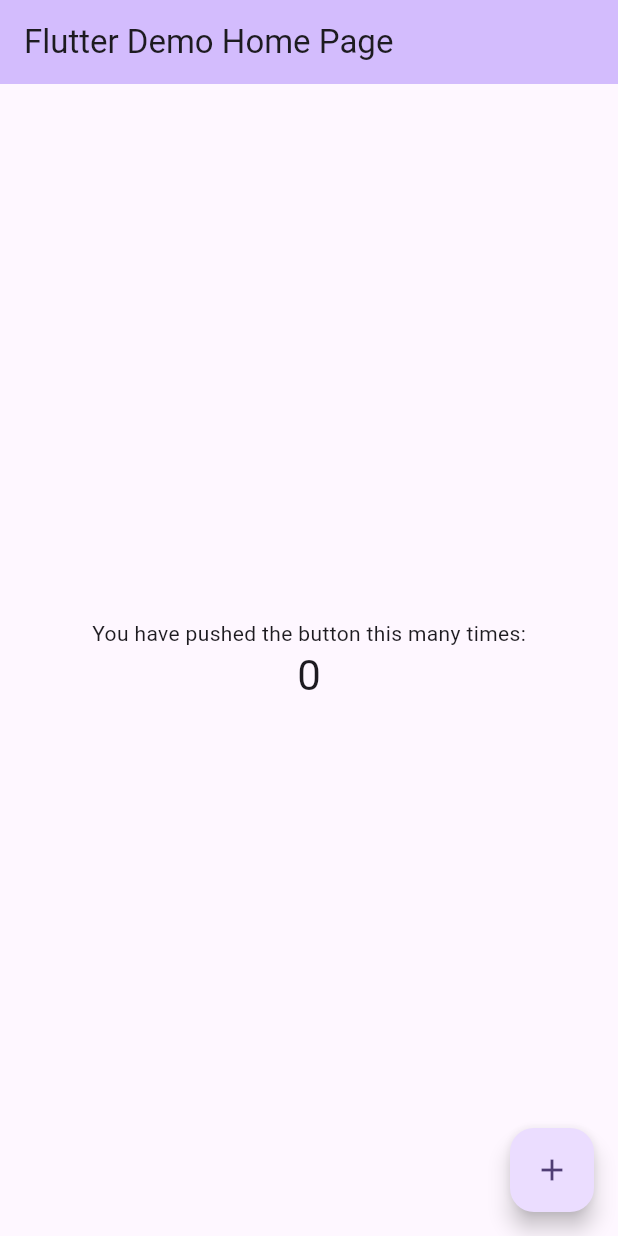
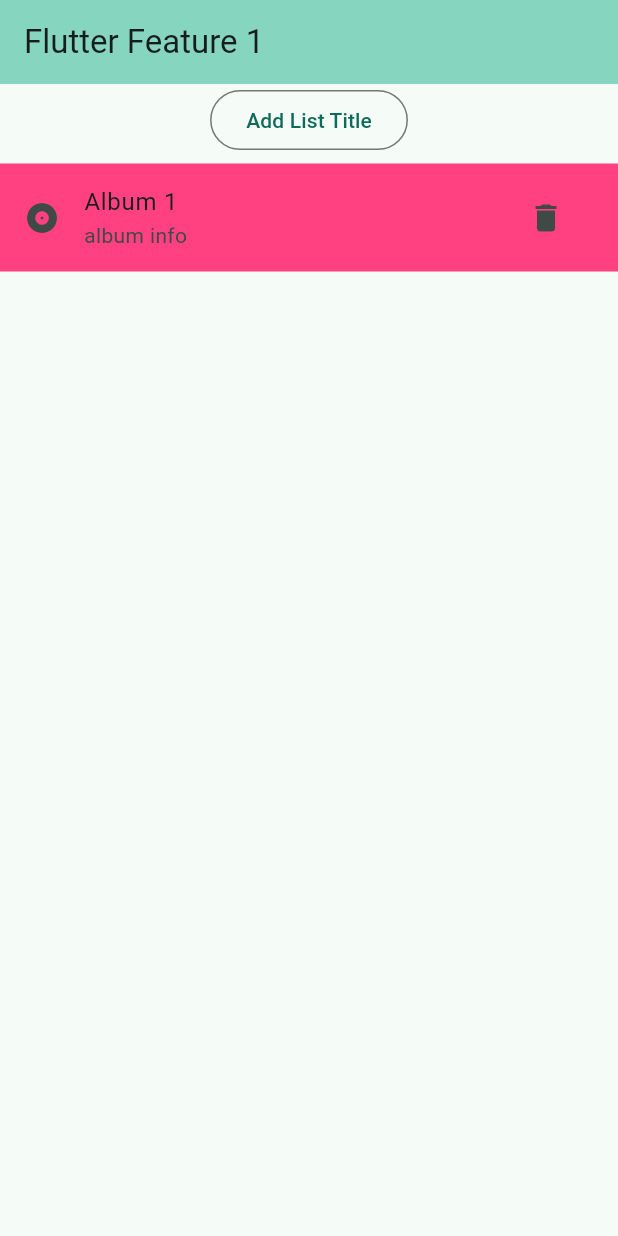
Before and after one commit to hershey984/dynamic-list-flutter, a Flutter app: the screen it shows after launch, on a phone screen of 412 x 824 dp. Run offline on Flutter 3.47's test engine with Material 3 defaults, Android fonts, the phone set to English and light mode, and no system bars.

Commit message:
feature added

```diff
--- a/feature/lib/main.dart
+++ b/feature/lib/main.dart
@@ -7,31 +7,16 @@ void main() {
 class MyApp extends StatelessWidget {
   const MyApp({super.key});
 
-  // This widget is the root of your application.
   @override
   Widget build(BuildContext context) {
     return MaterialApp(
       title: 'Flutter Demo',
       theme: ThemeData(
-        // This is the theme of your application.
-        //
-        // TRY THIS: Try running your application with "flutter run". You'll see
-        // the application has a purple toolbar. Then, without quitting the app,
-        // try changing the seedColor in the colorScheme below to Colors.green
-        // and then invoke "hot reload" (save your changes or press the "hot
-        // reload" button in a Flutter-supported IDE, or press "r" if you used
-        // the command line to start the app).
-        //
-        // Notice that the counter didn't reset back to zero; the application
-        // state is not lost during the reload. To reset the state, use hot
-        // restart instead.
-        //
-        // This works for code too, not just values: Most code changes can be
-        // tested with just a hot reload.
-        colorScheme: ColorScheme.fromSeed(seedColor: Colors.deepPurple),
+
+        colorScheme: ColorScheme.fromSeed(seedColor: Colors.tealAccent),
         useMaterial3: true,
       ),
-      home: const MyHomePage(title: 'Flutter Demo Home Page'),
+      home: const MyHomePage(title: 'Flutter Feature 1'),
     );
   }
 }
@@ -39,14 +24,7 @@ class MyApp extends StatelessWidget {
 class MyHomePage extends StatefulWidget {
   const MyHomePage({super.key, required this.title});
 
-  // This widget is the home page of your application. It is stateful, meaning
-  // that it has a State object (defined below) that contains fields that affect
-  // how it looks.
 
-  // This class is the configuration for the state. It holds the values (in this
-  // case the title) provided by the parent (in this case the App widget) and
-  // used by the build method of the State. Fields in a Widget subclass are
-  // always marked "final".
 
   final String title;
 
@@ -55,71 +33,58 @@ class MyHomePage extends StatefulWidget {
 }
 
 class _MyHomePageState extends State<MyHomePage> {
-  int _counter = 0;
 
-  void _incrementCounter() {
-    setState(() {
-      // This call to setState tells the Flutter framework that something has
-      // changed in this State, which causes it to rerun the build method below
-      // so that the display can reflect the updated values. If we changed
-      // _counter without calling setState(), then the build method would not be
-      // called again, and so nothing would appear to happen.
-      _counter++;
-    });
-  }
+  List<String> albums = ['Album 1'];
 
   @override
   Widget build(BuildContext context) {
-    // This method is rerun every time setState is called, for instance as done
-    // by the _incrementCounter method above.
-    //
-    // The Flutter framework has been optimized to make rerunning build methods
-    // fast, so that you can just rebuild anything that needs updating rather
-    // than having to individually change instances of widgets.
+
     return Scaffold(
       appBar: AppBar(
-        // TRY THIS: Try changing the color here to a specific color (to
-        // Colors.amber, perhaps?) and trigger a hot reload to see the AppBar
-        // change color while the other colors stay the same.
+
         backgroundColor: Theme.of(context).colorScheme.inversePrimary,
-        // Here we take the value from the MyHomePage object that was created by
-        // the App.build method, and use it to set our appbar title.
+
         title: Text(widget.title),
       ),
-      body: Center(
-        // Center is a layout widget. It takes a single child and positions it
-        // in the middle of the parent.
+
+      body: SingleChildScrollView(
         child: Column(
-          // Column is also a layout widget. It takes a list of children and
-          // arranges them vertically. By default, it sizes itself to fit its
-          // children horizontally, and tries to be as tall as its parent.
-          //
-          // Column has various properties to control how it sizes itself and
-          // how it positions its children. Here we use mainAxisAlignment to
-          // center the children vertically; the main axis here is the vertical
-          // axis because Columns are vertical (the cross axis would be
-          // horizontal).
-          //
-          // TRY THIS: Invoke "debug painting" (choose the "Toggle Debug Paint"
-          // action in the IDE, or press "p" in the console), to see the
-          // wireframe for each widget.
-          mainAxisAlignment: MainAxisAlignment.center,
-          children: <Widget>[
-            const Text(
-              'You have pushed the button this many times:',
+          children: [
+            OutlinedButton(
+              onPressed: () {
+                setState(() {
+                   albums.add('Album ${albums.length + 1}');
+                });
+              },
+              child: Text('Add List Title'),
             ),
-            Text(
-              '$_counter',
-              style: Theme.of(context).textTheme.headlineMedium,
+            ListView.builder(
+              shrinkWrap: true,
+              itemCount: albums.length,
+              itemBuilder: (BuildContext context, int index){
+                return Container(
+                  margin: EdgeInsetsDirectional.symmetric(vertical: 5),
+                  color: Colors.pinkAccent ,
+                  child: ListTile(
+                    leading:Icon(Icons.album),
+                    title: Text('Album ${index +1}'),
+                    subtitle: Text('album info'),
+                    trailing: IconButton(
+                      icon: Icon(Icons.delete),
+                      onPressed: (){
+                        setState(() {
+                          albums.removeAt(index);
+
+                        });
+                      },
+                    ),
+                  ),
+                );
+              },
             ),
           ],
         ),
       ),
-      floatingActionButton: FloatingActionButton(
-        onPressed: _incrementCounter,
-        tooltip: 'Increment',
-        child: const Icon(Icons.add),
-      ), // This trailing comma makes auto-formatting nicer for build methods.
     );
   }
 }
```
